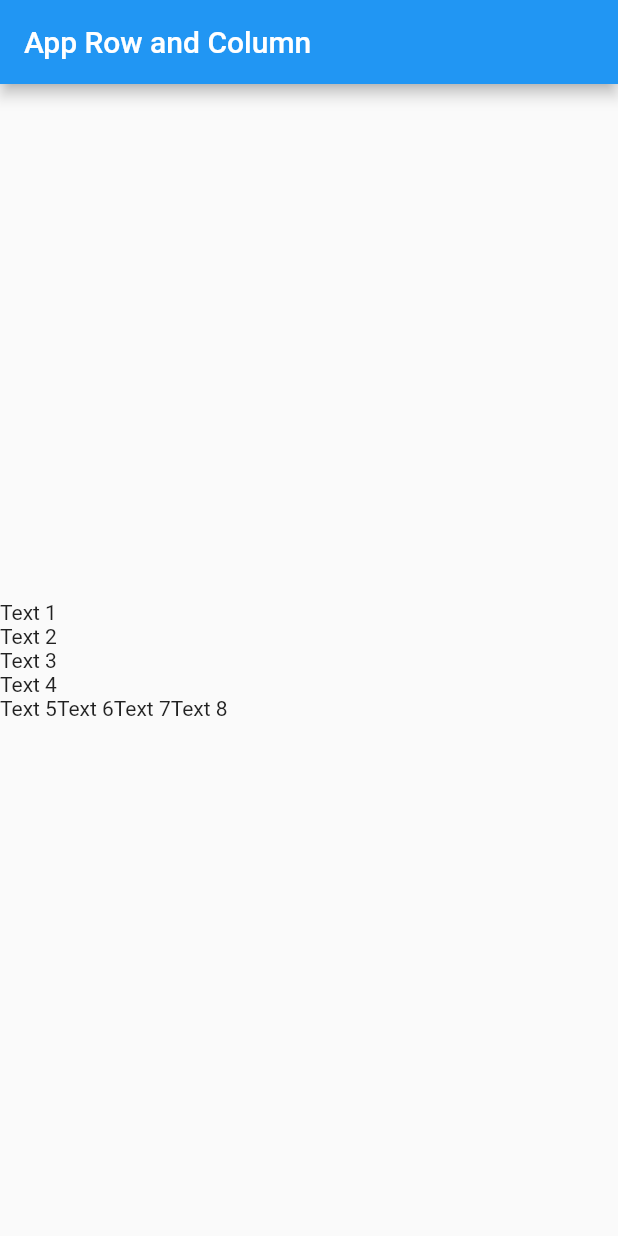
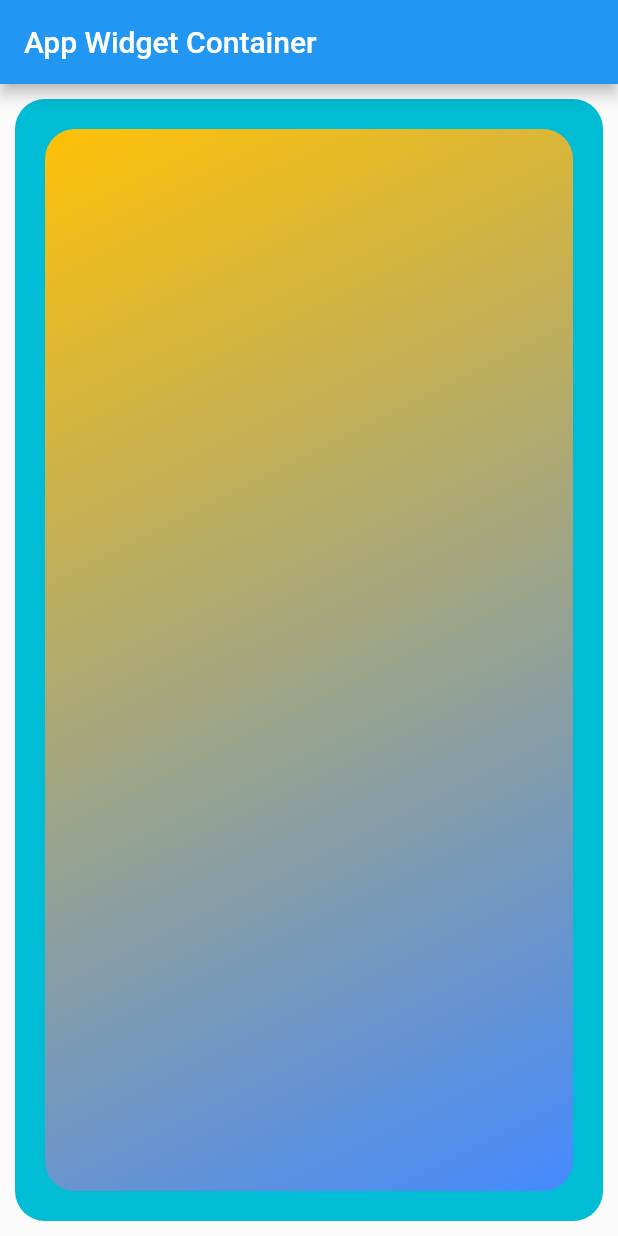
Before and after one commit to latif5/FlutterBacic, a Flutter app: the screen it shows after launch, on a phone screen of 412 x 824 dp. Run offline on Flutter 3.47's test engine with Material 2 defaults, Android fonts, the light colour scheme and no system bars.

Commit message:
04 widget container properti

```diff
--- a/flutter_basic/lib/main.dart
+++ b/flutter_basic/lib/main.dart
@@ -10,28 +10,35 @@ class MyApp extends StatelessWidget {
     return MaterialApp(
       home: Scaffold(
         appBar: AppBar(
-          title: Text("App Row and Column"),
+          title: Text("App Widget Container")
         ),
-        body: Column(
-          mainAxisAlignment: MainAxisAlignment.center,
-          crossAxisAlignment: CrossAxisAlignment.start,
-          children: <Widget>[
-            Text("Text 1"),
-            Text("Text 2"),
-            Text("Text 3"),
-            Text("Text 4"),
-            Row(
-              mainAxisAlignment: MainAxisAlignment.start,
-              children: <Widget>[
-                Text("Text 5"),
-                Text("Text 6"),
-                Text("Text 7"),
-                Text("Text 8"),
-              ],
-            )
-          ],
-
-        )
+        body: Container(
+          // decoration: BoxDecoration(
+          //   borderRadius: BorderRadius.circular(20),
+          // ),
+          decoration: BoxDecoration(
+            color: Colors.cyan,
+            borderRadius: BorderRadius.circular(20)
+          ),
+          margin: EdgeInsets.all(10),
+          padding: EdgeInsets.all(20),
+          // padding: EdgeInsets.fromLTRB(15, 20, 35, 40),
+          child: Container(
+            // padding: EdgeInsets.only(left: 20, top: 50),
+            // color: Colors.blueAccent,
+            decoration: BoxDecoration(
+              borderRadius: BorderRadius.circular(20),
+              gradient: LinearGradient(
+                colors: <Color>[
+                  Colors.amber,
+                  Colors.blueAccent
+                ],
+                begin: Alignment.topLeft,
+                end: Alignment.bottomRight
+              )
+            ),
+          ),
+        ),
       ),
     );
   }
```
